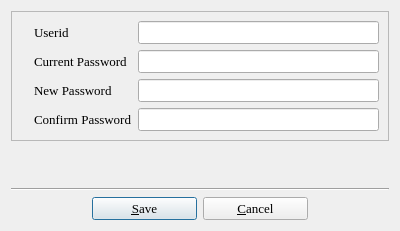
This is password.ui in textbrowser/biblioteq as Qt 5 draws it before an edit. The edited form follows.
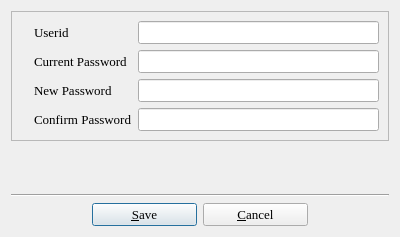
This is the edited form. Icons and pictures are not drawn.

```diff
--- a/password.ui
+++ b/password.ui
@@ -7,7 +7,7 @@
     <x>0</x>
     <y>0</y>
     <width>400</width>
-    <height>231</height>
+    <height>237</height>
    </rect>
   </property>
   <property name="minimumSize">
```
Left out of the diff: 12 changed lines with no effect on the pictures.
